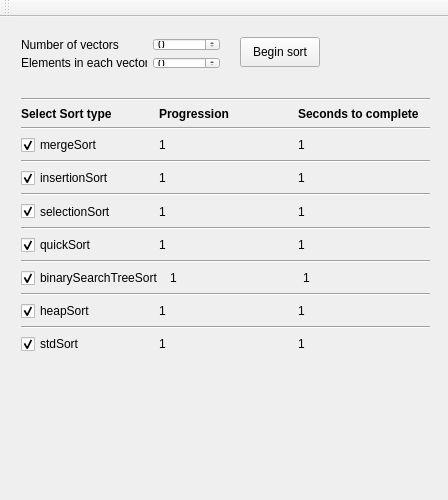
iKnewt/Testing-Sorting-Algorithms, file mainwindow.ui: the form before one commit.
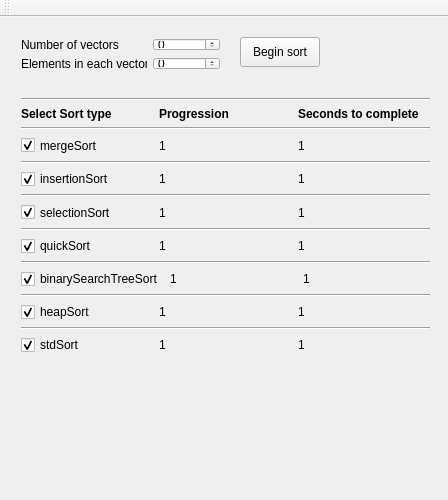
The form after the commit.

Patch:
```diff
--- a/mainwindow.ui
+++ b/mainwindow.ui
@@ -44,7 +44,7 @@
       <x>10</x>
       <y>10</y>
       <width>221</width>
-      <height>53</height>
+      <height>54</height>
      </rect>
     </property>
     <layout class="QGridLayout" name="gridLayout">
@@ -115,7 +115,7 @@
       <x>10</x>
       <y>70</y>
       <width>431</width>
-      <height>277</height>
+      <height>278</height>
      </rect>
     </property>
     <layout class="QVBoxLayout" name="verticalLayout">
```
Left out of the diff: 20 changed lines with no effect on the pictures.
